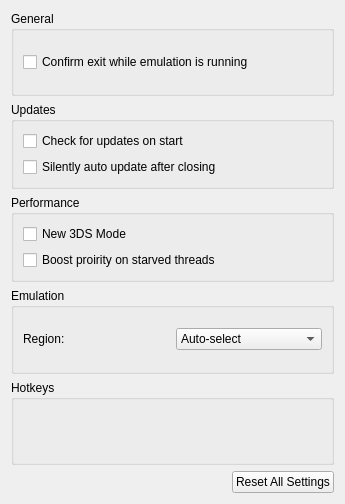
Above: src/citra_qt/configuration/configure_general.ui from terrascura/citra before the change. Below: the same form after it.
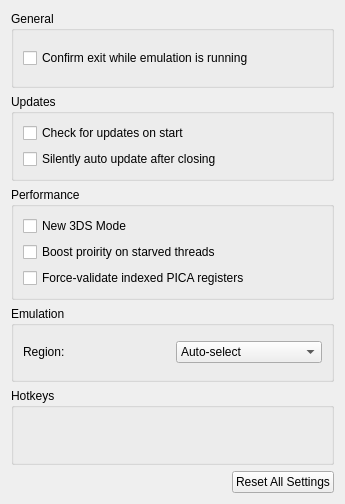
That is the form after the change. Custom widgets are drawn as their Qt base class.

Commit message: nagisc007's medium screen layout

```diff
--- a/src/citra_qt/configuration/configure_general.ui
+++ b/src/citra_qt/configuration/configure_general.ui
@@ -85,6 +85,13 @@
             </property>
            </widget>
           </item>
+          <item>
+           <widget class="QCheckBox" name="toggle_use_force_indexed">
+            <property name="text">
+             <string>Force-validate indexed PICA registers</string>
+            </property>
+           </widget>
+          </item>
          </layout>
         </item>
        </layout>
```
The commit also changes 4 other files.
